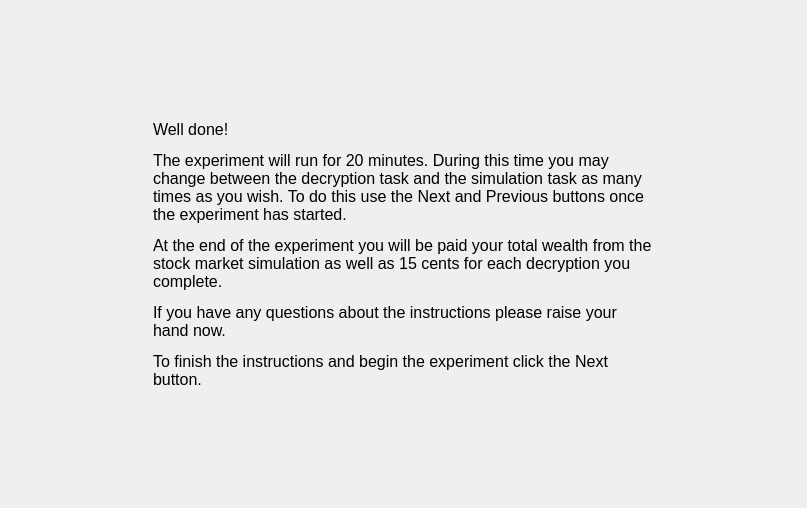
Qt form MarketSimulation/instructionscreen8.ui (dwattttt/marketsim) before a commit.
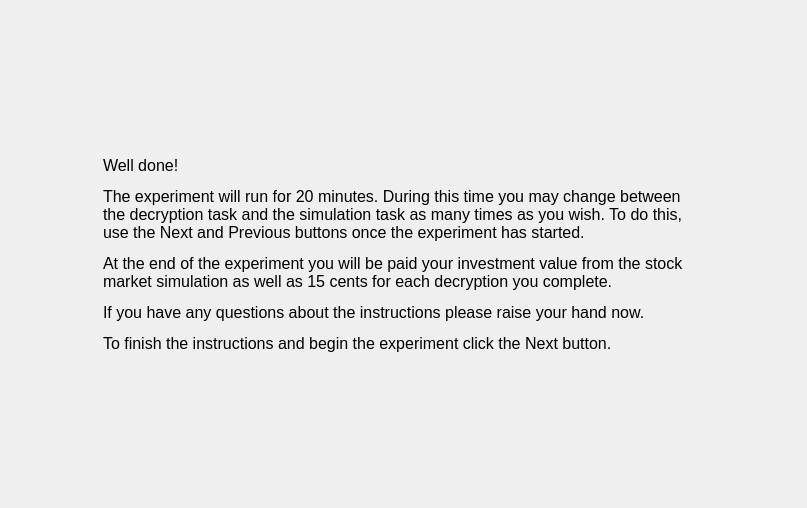
The same form after that commit.

Commit message: Completed all of the easy required changes from Digsy  * Screen 2 text  * Screen 3 text, centering  * Screen 5 text, centering  * Screen 6 text, centering  * Screen 7 text  * Screen 8 text  * Screen 9 text  * Screen 10 text  * Screen 12 text  * Initial allocation - added axis, prevent next until allocation submitted, text, centering  * Block decryption test once one round completed  * Rename total wealth to investment value  * Relocate wealth and time labels along bottom  * Add encrypted/decrypted labels to decryption widget  * Added final score screen

```diff
--- a/MarketSimulation/instructionscreen8.ui
+++ b/MarketSimulation/instructionscreen8.ui
@@ -46,7 +46,7 @@
       <widget class="QLabel" name="label">
        <property name="minimumSize">
         <size>
-         <width>500</width>
+         <width>600</width>
          <height>0</height>
         </size>
        </property>
@@ -56,7 +56,7 @@
         </font>
        </property>
        <property name="text">
-        <string>&lt;html&gt;&lt;head/&gt;&lt;body&gt;&lt;p&gt;Well done!&lt;/p&gt;&lt;p&gt;The experiment will run for 20 minutes. During this time you may change between the decryption task and the simulation task as many times as you wish. To do this use the Next and Previous buttons once the experiment has started. &lt;/p&gt;&lt;p&gt;At the end of the experiment you will be paid your total wealth from the stock market simulation as well as 15 cents for each decryption you complete.&lt;/p&gt;&lt;p&gt;If you have any questions about the instructions please raise your hand now.&lt;/p&gt;&lt;p&gt;To finish the instructions and begin the experiment click the Next button. &lt;/p&gt;&lt;/body&gt;&lt;/html&gt;</string>
+        <string>&lt;html&gt;&lt;head/&gt;&lt;body&gt;&lt;p&gt;Well done!&lt;/p&gt;&lt;p&gt;The experiment will run for 20 minutes. During this time you may change between the decryption task and the simulation task as many times as you wish. To do this, use the Next and Previous buttons once the experiment has started. &lt;/p&gt;&lt;p&gt;At the end of the experiment you will be paid your investment value from the stock market simulation as well as 15 cents for each decryption you complete.&lt;/p&gt;&lt;p&gt;If you have any questions about the instructions please raise your hand now.&lt;/p&gt;&lt;p&gt;To finish the instructions and begin the experiment click the Next button. &lt;/p&gt;&lt;/body&gt;&lt;/html&gt;</string>
        </property>
        <property name="wordWrap">
         <bool>true</bool>
```
The commit also changes 26 other files.
